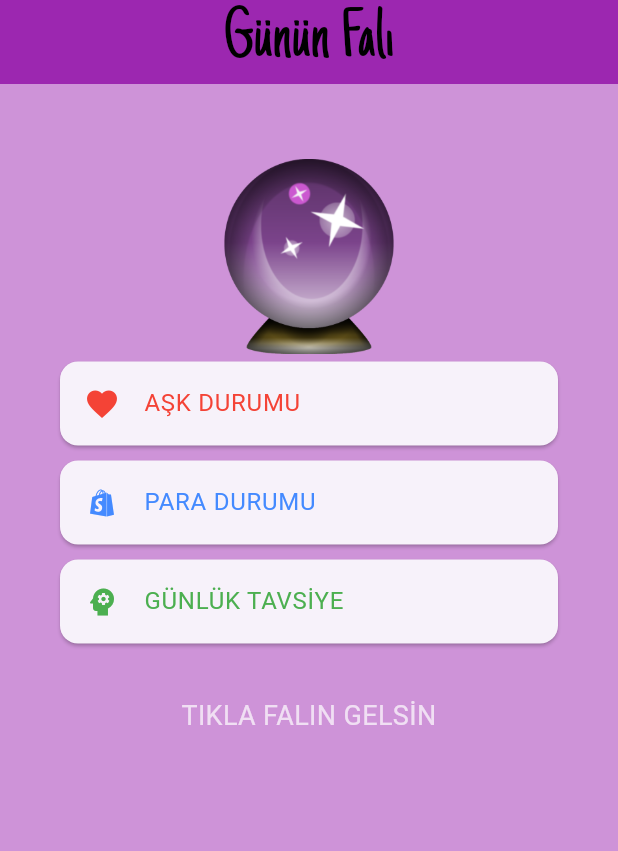
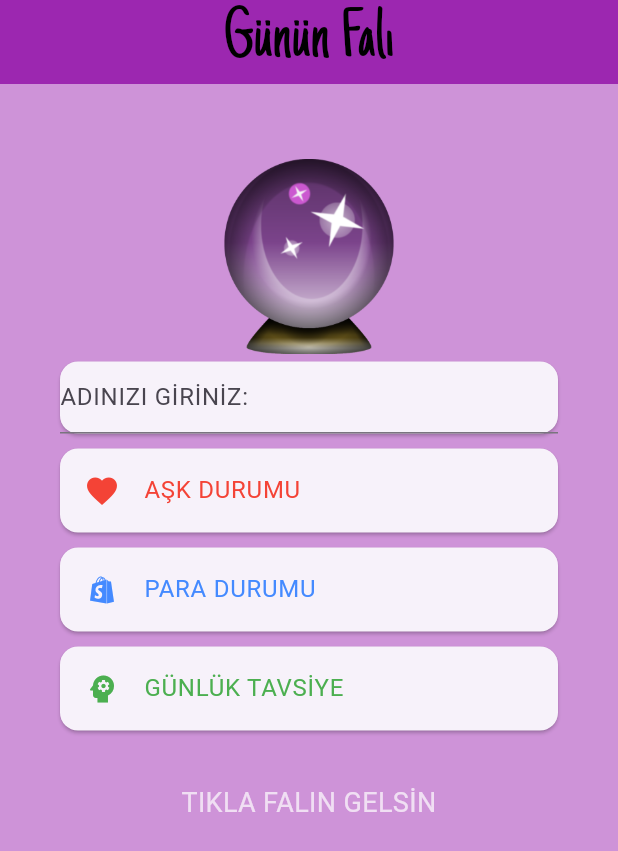
Before and after one commit to mehmeteminnnn/FalciUygulamasi, a Flutter app: the screen it shows after launch, on a phone screen of 412 x 824 dp. Shown: the top 851 px of the screen. Run offline on Flutter 3.47's test engine with Material 3 defaults, Android fonts, the phone set to English and light mode, and no system bars.

Commit message:
İsim bigisini alıp ona göre yazıyı güncellemeye yönelik bir kısım için baslangıc

```diff
--- a/lib/main.dart
+++ b/lib/main.dart
@@ -6,23 +6,24 @@ void main() {
   runApp(MehmetEmin());
 }
 
+String isim = "";
 List<String> yanitlar = [
   'TIKLA FALIN GELSİN',
-  'AŞK: Bugün, aşk ve ilişki hayatınızda biraz daha temkinli olmalısın. Onu her konuda doğru anlamda anladığından da emin misin?',
-  'AŞK: Aşk ve ilişki hayatınızda hakimiyeti eline almak ve birlikteliğinizi dilediğiniz gibi yönlendirmek isteyebilirsin. Bu isteğinin denge içerisindeki bir ilişkiye ne şekilde fayda edeceğini gözden geçirmelisin.',
-  'AŞK: Duygularınızın bugün biraz düzensiz olduğunu görebilirsiniz. Güne, daha önce hiç yapmadığınız bir şekilde başlamanızı sağlayan doğal bir elektrik hissi var. Kalbiniz her zaman doğruyu söyler.',
-  'AŞK: Duygularınız çoğu zaman rasyonel düşüncelerinize galip geliyor ve sonunda derinlerde duyguların beslediği bir karmaşa ortaya çıkıyor. Çok da mantıklı düşünerek kalbinizi görmezden gelmeyin. Amacınız bu ikisi arasında dengeyi bulmak.',
-  'AŞK: Duygusal olarak kötü hissetmeyin, sezgileriniz güçlü durumda. Sevgilinizin hislerini bu sezgiler ile anlamaya çalışın. Bazen sadece eğlenmek gerekir, siz de rahatlayın ve birlikte eğlenin!',
-  'PARA: Kafanıza uzun süredir koyduğunuz bazı harcamalar var, bugün kendinize bunlara gerçekten ne kadar ihtiyacınız olduğunu sorun ve bir kısmını iptal edin. Bugün bir hayır kurumuna küçücük bir bağış yapın, kendinizi çok daha iyi hissedeceksiniz.',
-  'PARA: Nakit akışınızın dengesini bozabilecek dönemlere giriyoruz, bu aralar kesinlikle masa başına oturup bir bütçe hesabı yapmalısınız, önümüzdeki 3 ay boyunca gelir gider dengenizden emin olmadan hareket etmeyin',
-  'PARA: Bugün, başkalarına yardım, destek ve hizmet duygunuzun yüksek olduğu bir gün olabilir, hayır, bağış işlerinde yer alabilirsiniz.',
-  'PARA: Bugün kendinize güveniniz oldukça yüksek, ancak bu size pek fayda getirmeyebilir, bağlantılarınız size verdikleri destekten şüphelenebilirler. Sakin hareket edin, bir adım geri durun, ve paradan çok sağlığınızla ilgilenin.',
-  'PARA: Para kaynaklarımız ile ilgili detaylar bu dönem dikkat etmelisiniz. Ayrıca maddi konularda ve harcamalarda uzun süredir sizi meşgul eden bir konuda karara varabilirsiniz, yakınlarınızdan veya eşinizden karar alırken yardım isteyin.',
-  'TAVSİYE: Bugün meraklı kişiliğini ön plana çıkartarak insanlara soru sormaktan çekinme ',
-  'TAVSİYE: Bugün daha önce hiç fark etmediğin şeylerin hep orada olduğunu fark edebilirsin, sadece biraz daha dikkatli olmaya çalış',
-  'TAVSİYE: Bugün ikili ilişkilerinde daha aktif ve verici olmaya çalışabilirsin, aynı fikirde olduğun insanları daha dikkatli dinlemeye ve sorgulamaya başla',
-  'TAVSİYE: Bugün sadece işine odaklan, dikkatini dağıtacak her türlü nesne ve sosyal medyadan uzaklaşmak kendini daha mutlu hissettirebilir',
-  'TAVSİYE: Bugün tek başına biraz yürüyüş yap, çocukluğunda dinlediğin şarkıları aç ve o zamanlar oynadığın oyunları hayal et'
+  'AŞK: $isim Bugün, aşk ve ilişki hayatınızda biraz daha temkinli olmalısın. Onu her konuda doğru anlamda anladığından da emin misin?',
+  'AŞK: $isim Aşk ve ilişki hayatınızda hakimiyeti eline almak ve birlikteliğinizi dilediğiniz gibi yönlendirmek isteyebilirsin. Bu isteğinin denge içerisindeki bir ilişkiye ne şekilde fayda edeceğini gözden geçirmelisin.',
+  'AŞK: $isim Duygularınızın bugün biraz düzensiz olduğunu görebilirsiniz. Güne, daha önce hiç yapmadığınız bir şekilde başlamanızı sağlayan doğal bir elektrik hissi var. Kalbiniz her zaman doğruyu söyler.',
+  'AŞK: $isim Duygularınız çoğu zaman rasyonel düşüncelerinize galip geliyor ve sonunda derinlerde duyguların beslediği bir karmaşa ortaya çıkıyor. Çok da mantıklı düşünerek kalbinizi görmezden gelmeyin. Amacınız bu ikisi arasında dengeyi bulmak.',
+  'AŞK: $isim Duygusal olarak kötü hissetmeyin, sezgileriniz güçlü durumda. Sevgilinizin hislerini bu sezgiler ile anlamaya çalışın. Bazen sadece eğlenmek gerekir, siz de rahatlayın ve birlikte eğlenin!',
+  'PARA: $isim Kafanıza uzun süredir koyduğunuz bazı harcamalar var, bugün kendinize bunlara gerçekten ne kadar ihtiyacınız olduğunu sorun ve bir kısmını iptal edin. Bugün bir hayır kurumuna küçücük bir bağış yapın, kendinizi çok daha iyi hissedeceksiniz.',
+  'PARA: $isim Nakit akışınızın dengesini bozabilecek dönemlere giriyoruz, bu aralar kesinlikle masa başına oturup bir bütçe hesabı yapmalısınız, önümüzdeki 3 ay boyunca gelir gider dengenizden emin olmadan hareket etmeyin',
+  'PARA: $isim Bugün, başkalarına yardım, destek ve hizmet duygunuzun yüksek olduğu bir gün olabilir, hayır, bağış işlerinde yer alabilirsiniz.',
+  'PARA: $isim Bugün kendinize güveniniz oldukça yüksek, ancak bu size pek fayda getirmeyebilir, bağlantılarınız size verdikleri destekten şüphelenebilirler. Sakin hareket edin, bir adım geri durun, ve paradan çok sağlığınızla ilgilenin.',
+  'PARA: $isim Para kaynaklarımız ile ilgili detaylar bu dönem dikkat etmelisiniz. Ayrıca maddi konularda ve harcamalarda uzun süredir sizi meşgul eden bir konuda karara varabilirsiniz, yakınlarınızdan veya eşinizden karar alırken yardım isteyin.',
+  'TAVSİYE: $isim Bugün meraklı kişiliğini ön plana çıkartarak insanlara soru sormaktan çekinme ',
+  'TAVSİYE: $isim Bugün daha önce hiç fark etmediğin şeylerin hep orada olduğunu fark edebilirsin, sadece biraz daha dikkatli olmaya çalış',
+  'TAVSİYE: $isim Bugün ikili ilişkilerinde daha aktif ve verici olmaya çalışabilirsin, aynı fikirde olduğun insanları daha dikkatli dinlemeye ve sorgulamaya başla',
+  'TAVSİYE: $isim Bugün sadece işine odaklan, dikkatini dağıtacak her türlü nesne ve sosyal medyadan uzaklaşmak kendini daha mutlu hissettirebilir',
+  'TAVSİYE: $isim Bugün tek başına biraz yürüyüş yap, çocukluğunda dinlediğin şarkıları aç ve o zamanlar oynadığın oyunları hayal et'
 ];
 int yanitno = 0;
 Random rand = new Random();
@@ -58,6 +59,7 @@ class Fal extends StatefulWidget {
 }
 
 class _FalState extends State<Fal> {
+  TextEditingController _textController = TextEditingController();
   @override
   Widget build(BuildContext context) {
     return Center(
@@ -68,6 +70,18 @@ class _FalState extends State<Fal> {
               width: 250,
               height: 180,
               child: Image.asset("assets/falci.png")),
+          Card(
+            margin: EdgeInsets.symmetric(vertical: 5.0, horizontal: 40.0),
+            child: TextField(
+              onChanged: (value) {
+                setState(() {
+                  isim = value;
+                });
+              },
+              controller: _textController,
+              decoration: InputDecoration(hintText: 'ADINIZI GİRİNİZ:'),
+            ),
+          ),
           Card(
             margin: EdgeInsets.symmetric(vertical: 5.0, horizontal: 40.0),
             child: ListTile(
```
Also changed, not shown: pubspec.lock, 1 other file.
